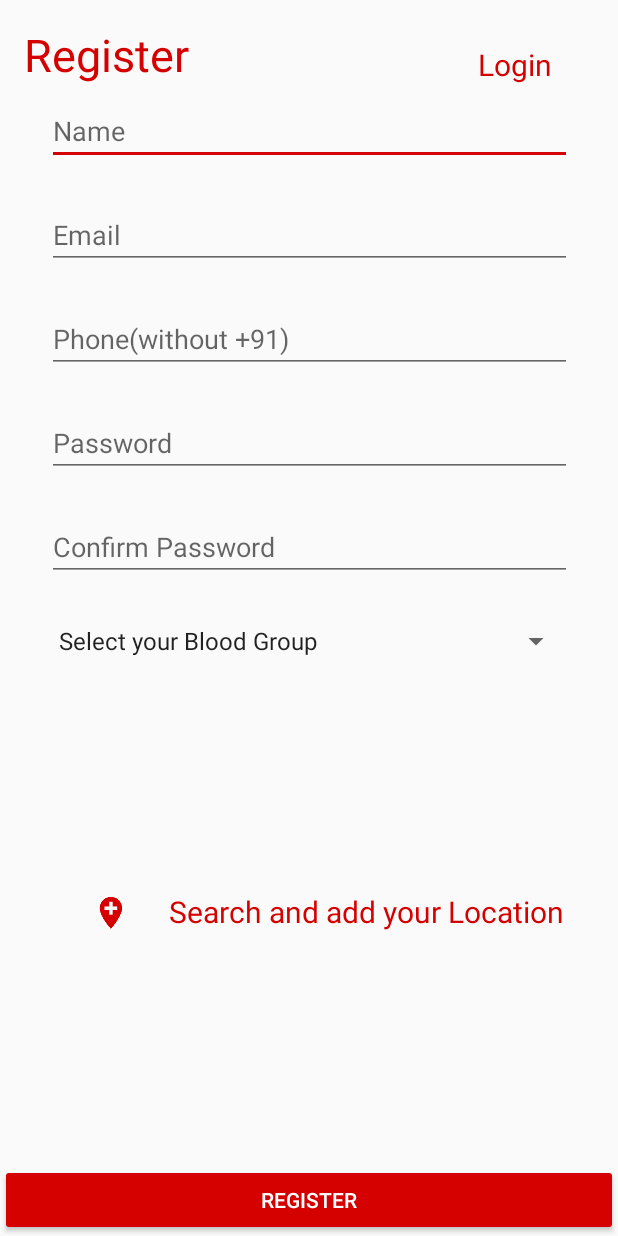
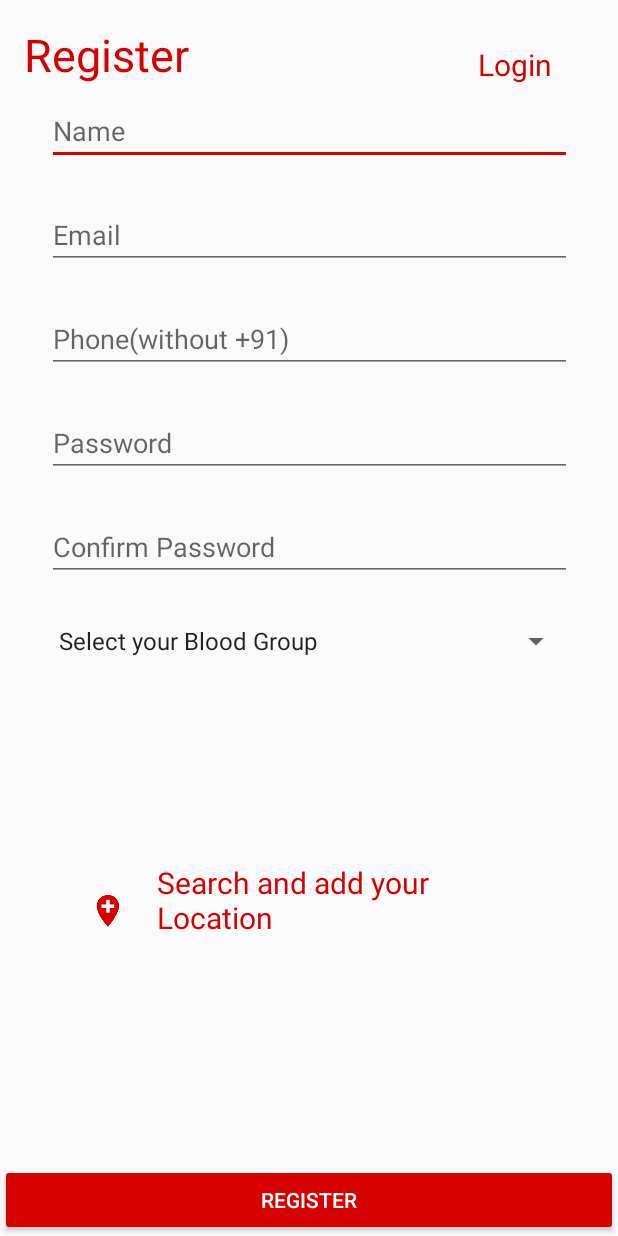
Before and after one commit to inkersgithub/BloodDonor, an Android app: the screen it shows after launch (RegistrationActivity), after a tap on "New user? Register here!", on a phone screen of 412 x 824 dp. Run offline under Robolectric (Android 15) with nearby library versions, the phone set to English and light mode, and no system bars; our stand-ins replace Firebase (no records; nobody signed in at launch, a user with empty details on screens opened directly); 1 other tap on this screen came first.

Commit message:
Added Place picker

```diff
--- a/app/build.gradle
+++ b/app/build.gradle
@@ -20,9 +20,11 @@ android {
 
 dependencies {
     implementation fileTree(dir: 'libs', include: ['*.jar'])
+    //noinspection GradleCompatible
     implementation 'com.android.support:appcompat-v7:26.1.0'
     implementation 'com.android.support.constraint:constraint-layout:1.0.2'
     implementation 'com.google.firebase:firebase-database:11.4.2'
+    implementation 'com.android.support:support-v4:26.1.0'
     testImplementation 'junit:junit:4.12'
     androidTestImplementation 'com.android.support.test:runner:1.0.1'
     androidTestImplementation 'com.android.support.test.espresso:espresso-core:3.0.1'
--- /dev/null
+++ b/app/src/main/java/in/inkers/blooddonor/SplashActivity.java
@@ -0,0 +1,47 @@
+package in.inkers.blooddonor;
+
+import android.content.Intent;
+import android.support.annotation.Nullable;
+import android.support.v7.app.AppCompatActivity;
+import android.os.Bundle;
+import com.google.firebase.auth.FirebaseAuth;
+
+/**
+ * An example full-screen activity that shows and hides the system UI (i.e.
+ * status bar and navigation/system bar) with user interaction.
+ */
+public class SplashActivity extends AppCompatActivity {
+
+    private FirebaseAuth firebaseAuth;
+    Intent intent;
+
+    @Override
+    protected void onCreate(@Nullable Bundle savedInstanceState) {
+        super.onCreate(savedInstanceState);
+        setContentView(R.layout.activity_splash);
+
+        firebaseAuth=FirebaseAuth.getInstance();
+
+        Thread myThread=new Thread(){
+            @Override
+            public void run() {
+                try {
+                    sleep(2000);
+
+                    if(firebaseAuth.getCurrentUser()==null){
+                        intent=new Intent(getApplicationContext(),LoginActivity.class);
+                    }
+                    else{
+                        intent=new Intent(getApplicationContext(),MainActivity.class);
+                    }
+                    startActivity(intent);
+                    finish();
+                } catch (InterruptedException e) {
+                    e.printStackTrace();
+                }
+            }
+        };
+
+        myThread.start();
+    }
+}
--- a/app/src/main/res/layout/activity_registration.xml
+++ b/app/src/main/res/layout/activity_registration.xml
@@ -143,28 +143,30 @@
         android:layout_width="44dp"
         android:layout_height="0dp"
         android:layout_marginBottom="16dp"
-        android:layout_marginEnd="4dp"
-        android:layout_marginStart="4dp"
-        android:layout_marginTop="457dp"
+        android:layout_marginEnd="5dp"
+        android:layout_marginStart="50dp"
+        android:layout_marginTop="15dp"
         app:layout_constraintBottom_toTopOf="@+id/btreg"
         app:layout_constraintEnd_toStartOf="@+id/tvlocation"
-        app:layout_constraintHorizontal_bias="0.794"
         app:layout_constraintStart_toStartOf="parent"
-        app:layout_constraintTop_toTopOf="parent"
+        app:layout_constraintTop_toBottomOf="@+id/spinnerregbloodgrp"
         app:srcCompat="@mipmap/addlocationicon" />
 
     <TextView
         android:id="@+id/tvlocation"
-        android:layout_width="wrap_content"
+        android:layout_width="0dp"
         android:layout_height="wrap_content"
         android:layout_marginBottom="8dp"
-        android:layout_marginEnd="36dp"
+        android:layout_marginEnd="70dp"
+        android:layout_marginStart="5dp"
         android:layout_marginTop="8dp"
         android:text="@string/tvlocation"
         android:textColor="@color/red"
         android:textSize="20sp"
         app:layout_constraintBottom_toTopOf="@+id/btreg"
         app:layout_constraintEnd_toEndOf="parent"
-        app:layout_constraintTop_toBottomOf="@+id/spinnerregbloodgrp" />
+        app:layout_constraintStart_toEndOf="@+id/ivlocation"
+        app:layout_constraintTop_toBottomOf="@+id/spinnerregbloodgrp"
+        app:layout_constraintVertical_bias="0.472" />
 
 </android.support.constraint.ConstraintLayout>
--- a/app/src/main/res/values/colors.xml
+++ b/app/src/main/res/values/colors.xml
@@ -5,4 +5,6 @@
     <color name="colorAccent">#D50000</color>
     <color name="red">#D50000</color>
     <color name="white">#FFFFFF</color>
+
+    <color name="black_overlay">#66000000</color>
 </resources>
--- a/app/src/main/res/values/styles.xml
+++ b/app/src/main/res/values/styles.xml
@@ -13,4 +13,16 @@
         <item name="colorPrimaryDark">@color/red</item>
         <item name="colorAccent">@color/colorAccent</item>
     </style>
+
+    <style name="FullscreenTheme" parent="AppTheme">
+        <item name="android:actionBarStyle">@style/FullscreenActionBarStyle</item>
+        <item name="android:windowActionBarOverlay">true</item>
+        <item name="android:windowBackground">@null</item>
+        <item name="metaButtonBarStyle">?android:attr/buttonBarStyle</item>
+        <item name="metaButtonBarButtonStyle">?android:attr/buttonBarButtonStyle</item>
+    </style>
+
+    <style name="FullscreenActionBarStyle" parent="Widget.AppCompat.ActionBar">
+        <item name="android:background">@color/black_overlay</item>
+    </style>
 </resources>
```
Also changed, not shown: app/src/main/AndroidManifest.xml (+25 -12 lines), app/src/main/res/layout/activity_login.xml (+4 -3 lines), app/src/main/res/layout/activity_splash.xml (added, +42 -0 lines), app/src/main/res/values/attrs.xml (added, +12 -0 lines).
